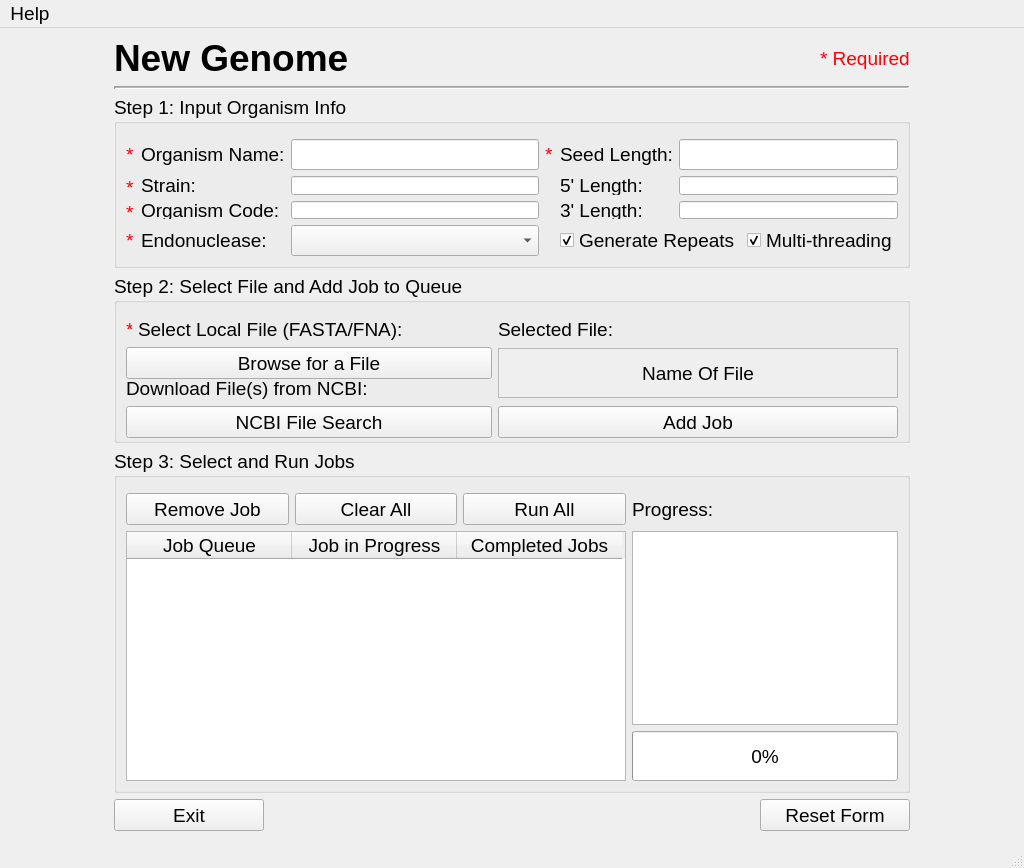
Above: NewGenome.ui from TrinhLab/CASPERapp before the change. Below: the same form after it.
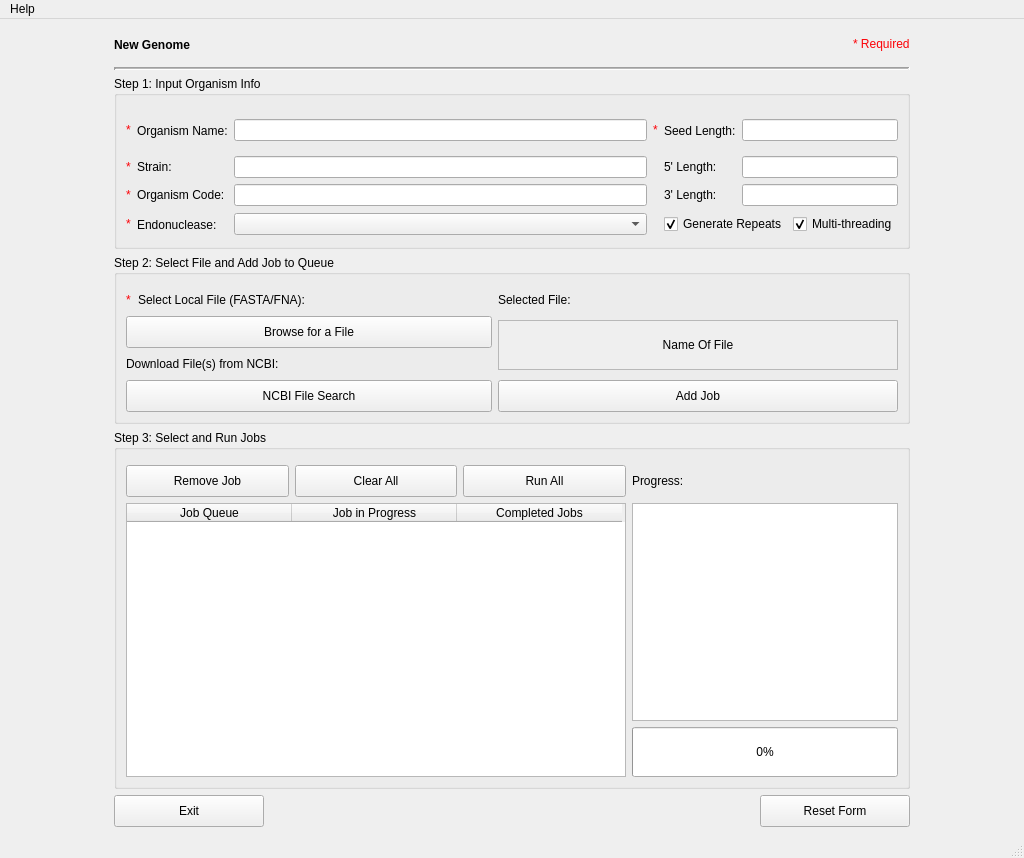
That is the form after the change.

Commit message: making UI use pixel count for font sizes rather than point size to keep it from scaling from windows scaling

Diff of the .ui file:
```diff
--- a/NewGenome.ui
+++ b/NewGenome.ui
@@ -13,12 +13,17 @@
   <property name="font">
    <font>
     <family>Arial</family>
-    <pointsize>14</pointsize>
+    <weight>50</weight>
+    <italic>false</italic>
+    <bold>false</bold>
    </font>
   </property>
   <property name="windowTitle">
    <string>New Genome</string>
   </property>
+  <property name="styleSheet">
+   <string notr="true">font: 16px 'Arial';</string>
+  </property>
   <widget class="QWidget" name="centralwidget">
    <property name="styleSheet">
     <string notr="true">font: 14pt &quot;Arial&quot;;</string>
@@ -50,7 +55,6 @@
         <property name="font">
          <font>
           <family>Arial</family>
-          <pointsize>14</pointsize>
           <weight>50</weight>
           <italic>false</italic>
           <bold>false</bold>
@@ -259,7 +263,7 @@
                <property name="font">
                 <font>
                  <family>Arial</family>
-                 <pointsize>14</pointsize>
+                 
                  <weight>50</weight>
                  <italic>false</italic>
                  <bold>false</bold>
@@ -389,7 +393,7 @@
         <property name="font">
          <font>
           <family>Arial</family>
-          <pointsize>14</pointsize>
+          
           <weight>50</weight>
           <italic>false</italic>
           <bold>false</bold>
@@ -647,7 +651,7 @@
       <property name="font">
        <font>
         <family>Arial</family>
-        <pointsize>14</pointsize>
+        
         <weight>50</weight>
         <italic>false</italic>
         <bold>false</bold>
@@ -710,17 +714,17 @@
       <property name="font">
        <font>
         <family>Arial</family>
-        <pointsize>28</pointsize>
-        <weight>50</weight>
+        
+        <weight>75</weight>
         <italic>false</italic>
-        <bold>false</bold>
+        <bold>true</bold>
        </font>
       </property>
       <property name="styleSheet">
        <string notr="true">font: 28pt &quot;Arial&quot;;</string>
       </property>
       <property name="text">
-       <string>&lt;html&gt;&lt;head/&gt;&lt;body&gt;&lt;p&gt;&lt;span style=&quot; font-weight:600; color:#000000;&quot;&gt;New Genome&lt;/span&gt;&lt;/p&gt;&lt;/body&gt;&lt;/html&gt;</string>
+       <string>New Genome</string>
       </property>
       <property name="scaledContents">
        <bool>false</bool>
```
Left out of the diff: 14 changed lines with no effect on the pictures. The commit also changes 34 other files.
